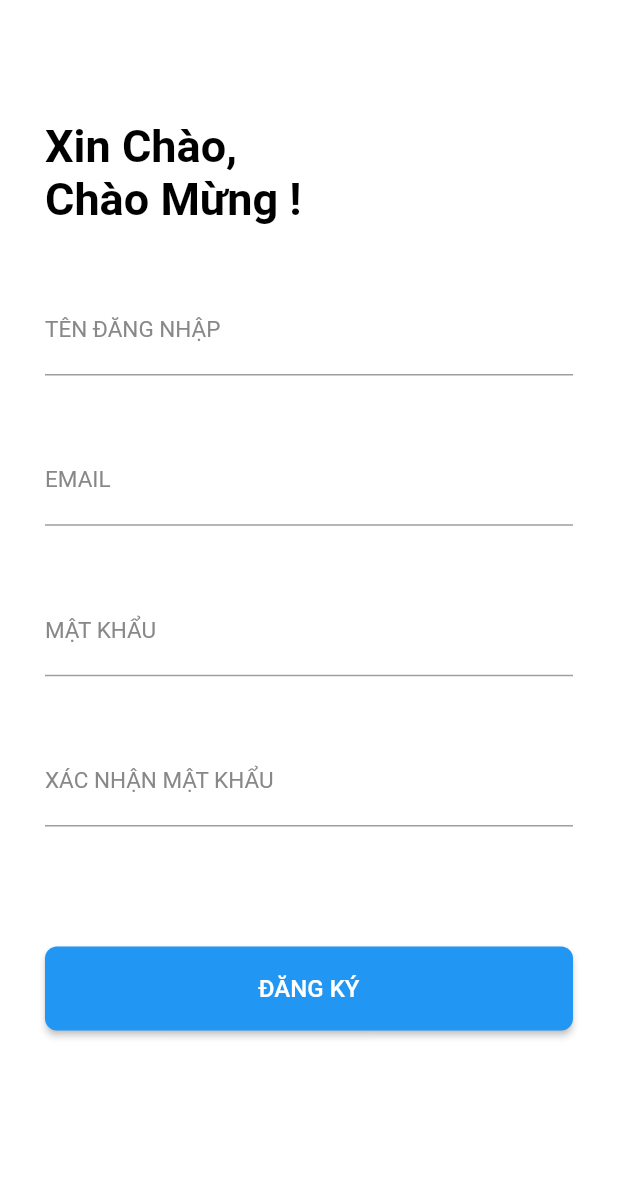
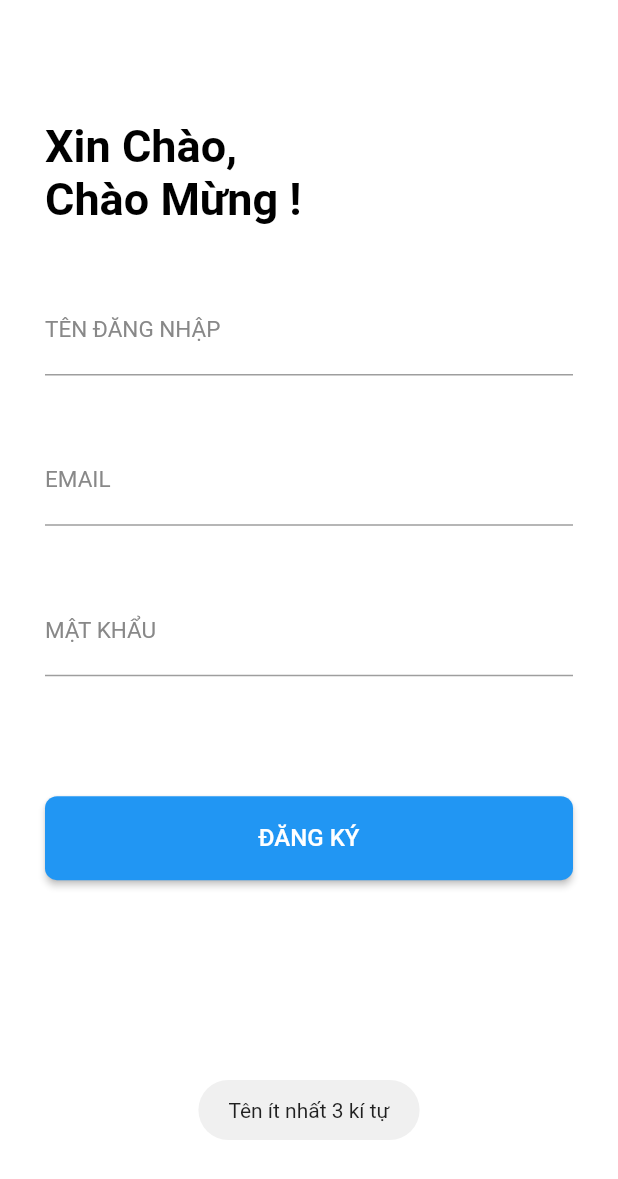
Before and after one commit to Tin542/IT_Support_PRM, a Flutter app: the RegisterScreen screen opened directly, after a tap on "ĐĂNG KÝ", on a phone screen of 412 x 824 dp. Shown: the top 1179 px of the screen. Run offline on Flutter 3.47's test engine with Material 2 defaults, Android fonts, the phone set to English and light mode, and no system bars; our stand-ins replace firebase_auth, firebase_core, firebase_database, flutter_svg, fluttertoast, get and 1 more; accounts and stored records are empty.

Commit message:
login and register with firebase

```diff
--- a/lib/models/message_model.dart
+++ b/lib/models/message_model.dart
@@ -1,7 +1,7 @@
 import 'package:it_support/models/user_model.dart';
 
 class Message {
-  final User sender;
+  final Users sender;
   final String time; // Would usually be type DateTime or Firebase Timestamp in production apps
   final String text;
   final bool unread;
--- a/lib/screens/chat_screen/list_chat_screen.dart
+++ b/lib/screens/chat_screen/list_chat_screen.dart
@@ -34,7 +34,7 @@ class ListChatScreen extends StatelessWidget {
               context,
               MaterialPageRoute(
                 builder: (_) => ChatScreen(
-                  user: chat.sender,
+                  users: chat.sender,
                 ),
               ),
             ),
--- a/lib/screens/register_screen.dart
+++ b/lib/screens/register_screen.dart
@@ -1,6 +1,15 @@
+import 'package:firebase_auth/firebase_auth.dart';
 import 'package:flutter/material.dart';
+import 'package:fluttertoast/fluttertoast.dart';
+import 'package:it_support/main.dart';
+import 'package:it_support/screens/login_screen.dart';
+
 
 class RegisterScreen extends StatelessWidget {
+  TextEditingController nameTextEditingController = TextEditingController();
+  TextEditingController emailTextEditingController = TextEditingController();
+  TextEditingController passwordTextEditingController = TextEditingController();
+
   @override
   Widget build(BuildContext context) {
     return Scaffold(
@@ -13,16 +22,6 @@ class RegisterScreen extends StatelessWidget {
             mainAxisAlignment: MainAxisAlignment.end,
             crossAxisAlignment: CrossAxisAlignment.start,
             children: <Widget>[
-              // Padding(
-              //   padding: const EdgeInsets.fromLTRB(0, 0, 0, 0),
-              //   child: Container(
-              //       width: 380,
-              //       height: 300,
-              //       // padding: EdgeInsets.all(15),
-              //       // decoration: BoxDecoration(
-              //       //     shape: BoxShape.circle, color: Colors.blue),
-              //       child: Image.asset('assets/images/logo.jpg')),
-              // ),
               Padding(
                 padding: const EdgeInsets.fromLTRB(0, 80, 0, 40),
                 child: Text(
@@ -36,6 +35,7 @@ class RegisterScreen extends StatelessWidget {
               Padding(
                 padding: const EdgeInsets.fromLTRB(0, 0, 0, 40),
                 child: TextField(
+                  controller: nameTextEditingController,
                   style: TextStyle(fontSize: 18, color: Colors.black),
                   decoration: InputDecoration(
                       labelText: "TÊN ĐĂNG NHẬP",
@@ -46,6 +46,7 @@ class RegisterScreen extends StatelessWidget {
               Padding(
                 padding: const EdgeInsets.fromLTRB(0, 0, 0, 40),
                 child: TextField(
+                  controller: emailTextEditingController,
                   style: TextStyle(fontSize: 18, color: Colors.black),
                   decoration: InputDecoration(
                       labelText: "EMAIL",
@@ -56,6 +57,7 @@ class RegisterScreen extends StatelessWidget {
               Padding(
                 padding: const EdgeInsets.fromLTRB(0, 0, 0, 40),
                 child: TextField(
+                  controller: passwordTextEditingController,
                   style: TextStyle(fontSize: 18, color: Colors.black),
                   obscureText: true,
                   decoration: InputDecoration(
@@ -63,22 +65,6 @@ class RegisterScreen extends StatelessWidget {
                       labelStyle:
                           TextStyle(color: Color(0xff888888), fontSize: 15)),
                 ),
-              ),
-              Stack(
-                alignment: AlignmentDirectional.centerEnd,
-                children: <Widget>[
-                  Padding(
-                    padding: const EdgeInsets.fromLTRB(0, 0, 0, 40),
-                    child: TextField(
-                      style: TextStyle(fontSize: 18, color: Colors.black),
-                      obscureText: true,
-                      decoration: InputDecoration(
-                          labelText: "XÁC NHẬN MẬT KHẨU",
-                          labelStyle: TextStyle(
-                              color: Color(0xff888888), fontSize: 15)),
-                    ),
-                  ),
-                ],
               ),
               Padding(
                 padding: const EdgeInsets.fromLTRB(0, 40, 0, 0),
@@ -89,7 +75,17 @@ class RegisterScreen extends StatelessWidget {
                     color: Colors.blue,
                     shape: RoundedRectangleBorder(
                         borderRadius: BorderRadius.all(Radius.circular(8))),
-                    onPressed: onSignInClicked,
+                    onPressed: (){
+                      if(nameTextEditingController.text.length < 4){
+                        displayToastMessage("Tên ít nhất 3 kí tự", context);
+                      } else if (!emailTextEditingController.text.contains("@")){
+                        displayToastMessage("Email không hợp lệ", context);
+                      } else if (passwordTextEditingController.text.length < 7){
+                        displayToastMessage("Password ít nhất 8 kí tự", context);
+                      } else {
+                        registerNewUser(context);
+                      }
+                    },
                     child: Text(
                       "ĐĂNG KÝ",
                       style: TextStyle(color: Colors.white, fontSize: 16),
@@ -104,5 +100,32 @@ class RegisterScreen extends StatelessWidget {
     );
   }
 
-  void onSignInClicked() {}
+  final FirebaseAuth _firebaseAuth = FirebaseAuth.instance; // authen vao firebase
+
+  void registerNewUser(BuildContext context) async {
+    final User? firebaseUser = (await _firebaseAuth
+        .createUserWithEmailAndPassword(
+        email: emailTextEditingController.text,
+        password: passwordTextEditingController.text).catchError((errMsg){
+          displayToastMessage("Error: " + errMsg.toString(), context);
+    })).user;
+
+    if(firebaseUser != null){
+      //luu thong tin user len database
+      Map userDataMap ={
+        "name": nameTextEditingController.text.trim(),
+        "email": emailTextEditingController.text.trim(),
+      };
+
+      usersRef.child(firebaseUser.uid).set(userDataMap);
+      displayToastMessage("Tài khoản của bạn đã được tạo", context);
+
+      Navigator.push(context, MaterialPageRoute(builder: (context) => LoginScreen()));
+    } else{
+      displayToastMessage("Người dùng mới không được tạo", context);
+    }
+  }
+  displayToastMessage(String message, BuildContext context){
+    Fluttertoast.showToast(msg:message);
+  }
 }
```
Also changed, not shown: lib/main.dart (+11 -4 lines), lib/models/user_model.dart (+11 -11 lines), lib/screens/chat_screen/chat_screen.dart (+4 -4 lines), lib/screens/login_screen.dart (+53 -22 lines), pubspec.yaml (+7 -0 lines), 3 other files.
